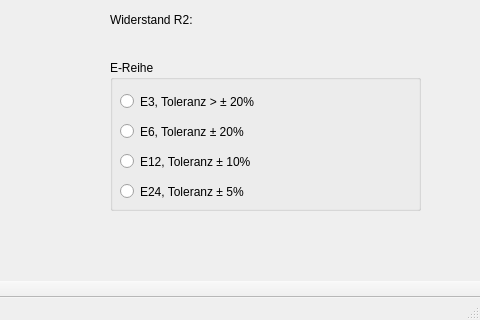
This is src/MainWindow.ui in Project-PMSWEng-Group-5/Spannungsteiler-Berechnungstool as Qt 5 draws it before an edit; both pictures show x 370 to 850 and y 170 to 490 of the 850 by 490 pixel window. The edited form follows.
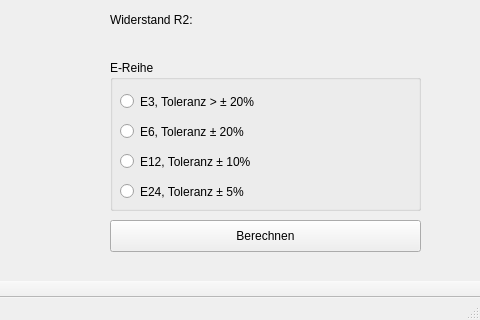
This is the edited form. Icons and pictures are not drawn.

The edit to the form file:
```diff
--- a/src/MainWindow.ui
+++ b/src/MainWindow.ui
@@ -241,6 +241,19 @@
      </property>
     </widget>
    </widget>
+   <widget class="QPushButton" name="btnCalculate">
+    <property name="geometry">
+     <rect>
+      <x>480</x>
+      <y>390</y>
+      <width>311</width>
+      <height>32</height>
+     </rect>
+    </property>
+    <property name="text">
+     <string>Berechnen</string>
+    </property>
+   </widget>
   </widget>
   <widget class="QMenuBar" name="menuBar">
    <property name="geometry">
```
